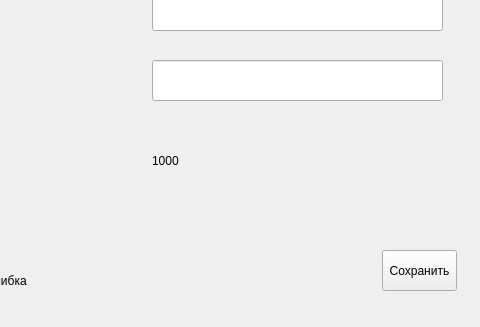
This is order.ui in Shuv1Wolf/hackathon as Qt 5 draws it before an edit; both pictures show x 148 to 628 and y 200 to 527 of the 628 by 527 pixel window. The edited form follows.
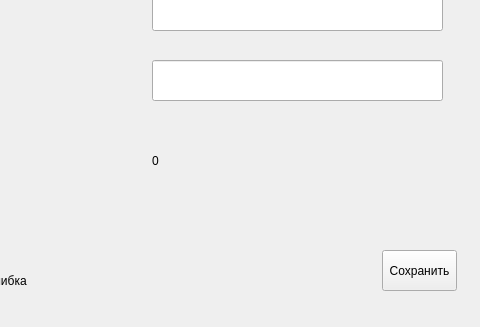
This is the edited form.

What changed in the file:
```diff
--- a/order.ui
+++ b/order.ui
@@ -205,7 +205,7 @@
      <string notr="true">font: 26pt &quot;Arial&quot;;</string>
     </property>
     <property name="text">
-     <string>1000</string>
+     <string>0</string>
     </property>
    </widget>
   </widget>
```
